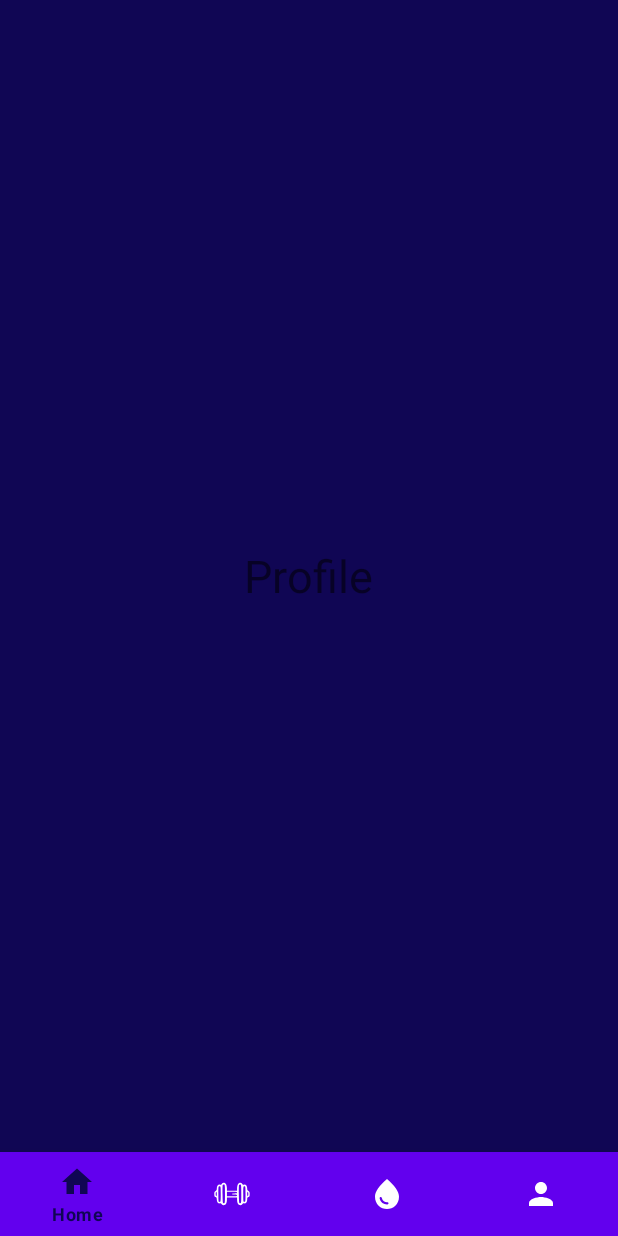
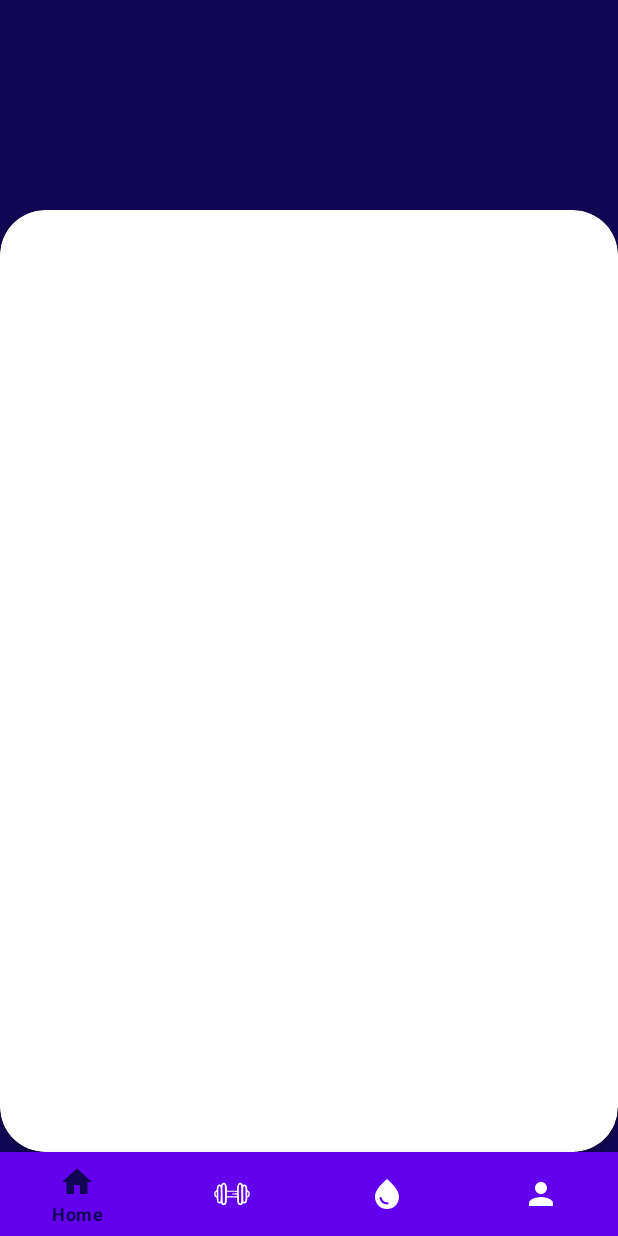
Before and after one commit to VanciaG/FitApp, an Android app: the fragment ProfileFragment placed in its activity, on a phone screen of 412 x 824 dp. Run offline under Robolectric (Android 15) with nearby library versions, the phone set to English and light mode, and no system bars.

Commit message:
design profile fragment

```diff
--- a/app/src/main/res/layout/fragment_profile.xml
+++ b/app/src/main/res/layout/fragment_profile.xml
@@ -3,16 +3,16 @@
     xmlns:tools="http://schemas.android.com/tools"
     android:layout_width="match_parent"
     android:layout_height="match_parent"
+    xmlns:app="http://schemas.android.com/apk/res-auto"
     android:background="@color/blue"
     tools:context=".ProfileFragment">
 
 
-    <TextView
-        android:layout_width="wrap_content"
-        android:layout_height="wrap_content"
-        android:text="@string/profile"
-        android:layout_gravity="center"
-        android:textSize="30sp"
+    <androidx.cardview.widget.CardView
+        android:layout_width="match_parent"
+        android:layout_height="match_parent"
+        android:layout_marginTop="140dp"
+        app:cardCornerRadius="30dp"
 
         />
 
```
